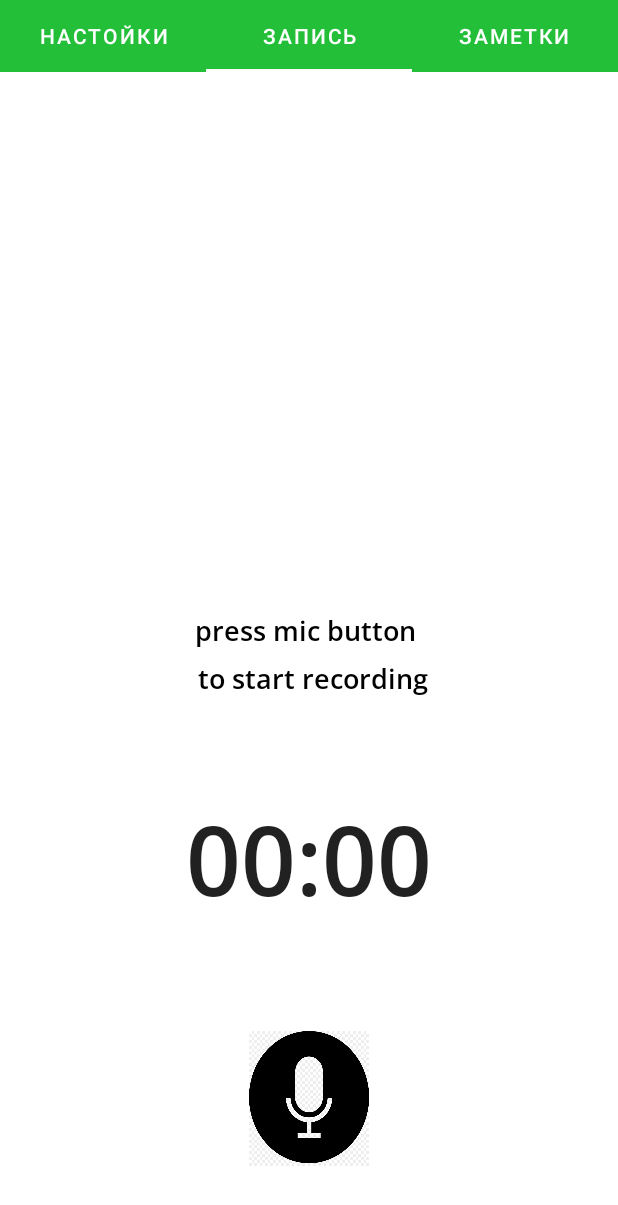
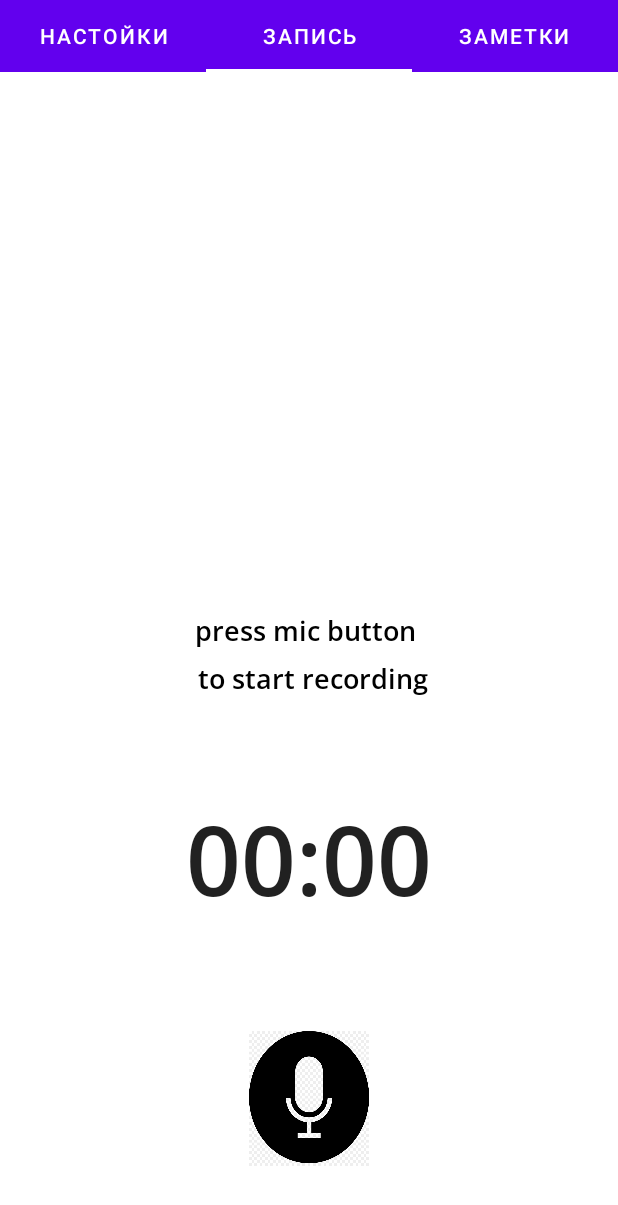
Before and after one commit to AlexxChanov/FastNotes, an Android app: the screen it shows after launch (MainActivity), on a phone screen of 412 x 824 dp. Shown: the top 1205 px of the screen. Run offline under Robolectric (Android 15) with nearby library versions, the phone set to English and light mode, and no system bars.

Commit message:
change background color

```diff
--- a/app/src/main/res/layout/activity_main.xml
+++ b/app/src/main/res/layout/activity_main.xml
@@ -20,7 +20,7 @@
         android:id="@+id/tabLayout"
         android:layout_width="match_parent"
         android:layout_height="wrap_content"
-        android:background="#23BF39"
+        android:background="@color/colorPrimary"
         app:tabGravity="fill"
         app:tabIndicatorColor="#ffffff"
         app:tabMaxWidth="0dp"
```
